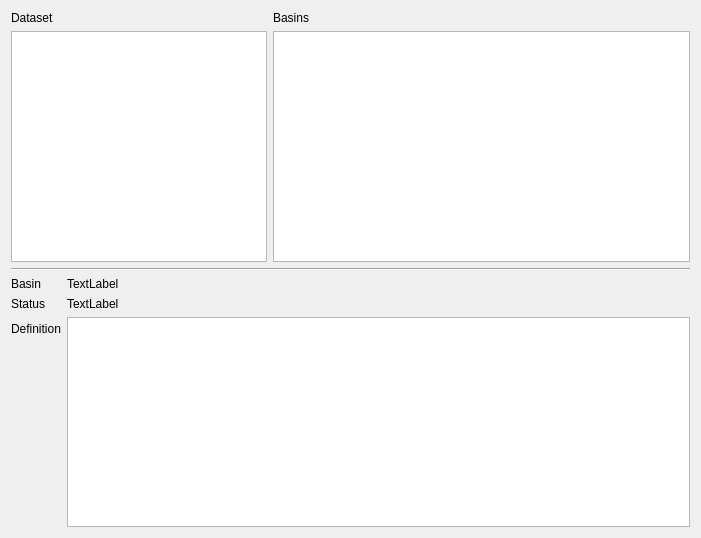
ZELLMECHANIK-DRESDEN/ShapeOut2, file shapeout2/gui/analysis/ana_basins.ui: the form before one commit.
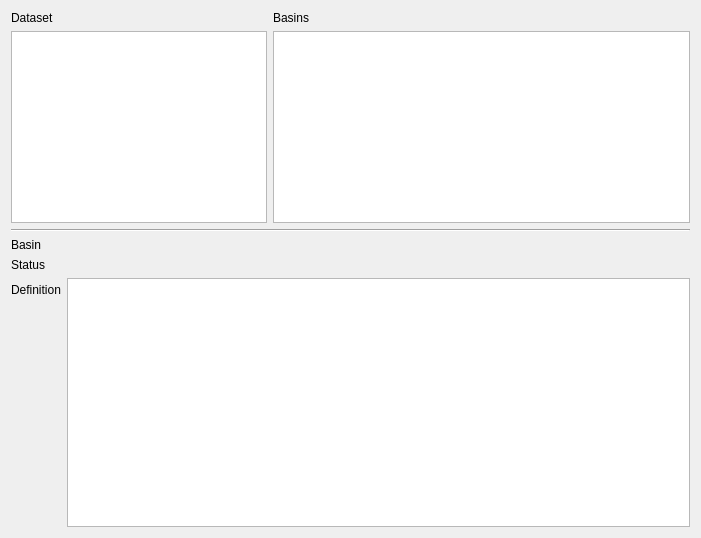
The form after the commit.

```diff
--- a/shapeout2/gui/analysis/ana_basins.ui
+++ b/shapeout2/gui/analysis/ana_basins.ui
@@ -13,7 +13,7 @@
   <property name="windowTitle">
    <string>Form</string>
   </property>
-  <layout class="QVBoxLayout" name="verticalLayout" stretch="0,0,0">
+  <layout class="QVBoxLayout" name="verticalLayout" stretch="0,0,1">
    <item>
     <layout class="QHBoxLayout" name="horizontalLayout" stretch="0,1">
      <item>
@@ -102,7 +102,7 @@
      <item row="0" column="1">
       <widget class="QLabel" name="label_id">
        <property name="text">
-        <string>TextLabel</string>
+        <string/>
        </property>
       </widget>
      </item>
@@ -130,7 +130,7 @@
      <item row="1" column="1">
       <widget class="QLabel" name="label_status">
        <property name="text">
-        <string>TextLabel</string>
+        <string/>
        </property>
       </widget>
      </item>
```
